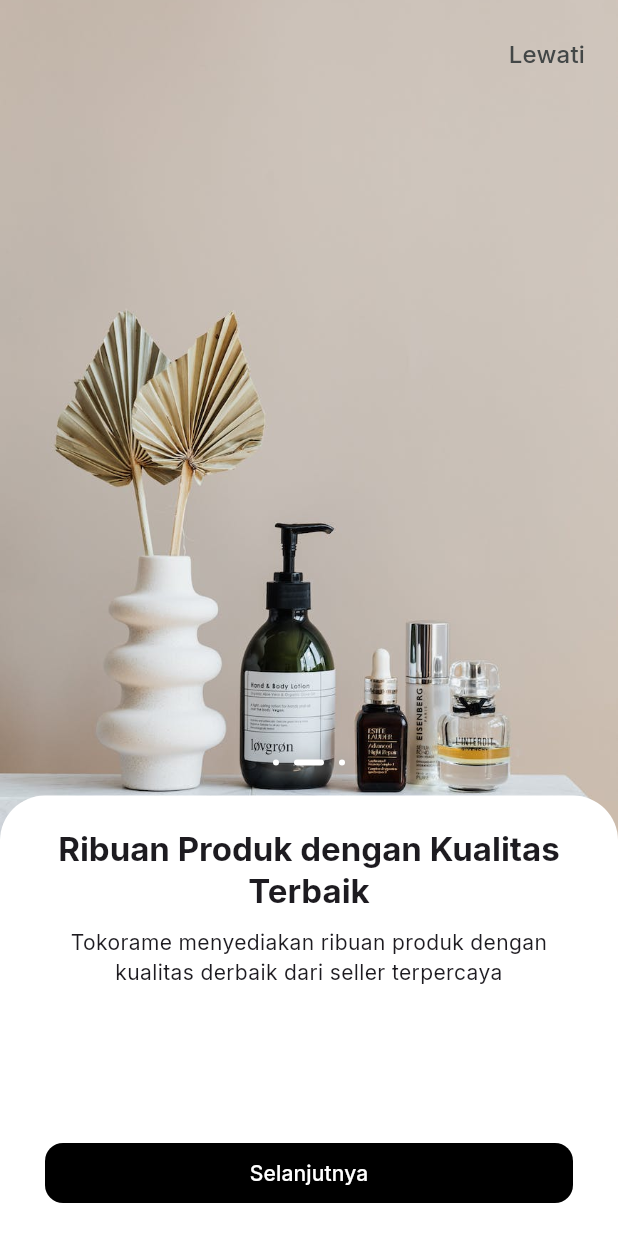
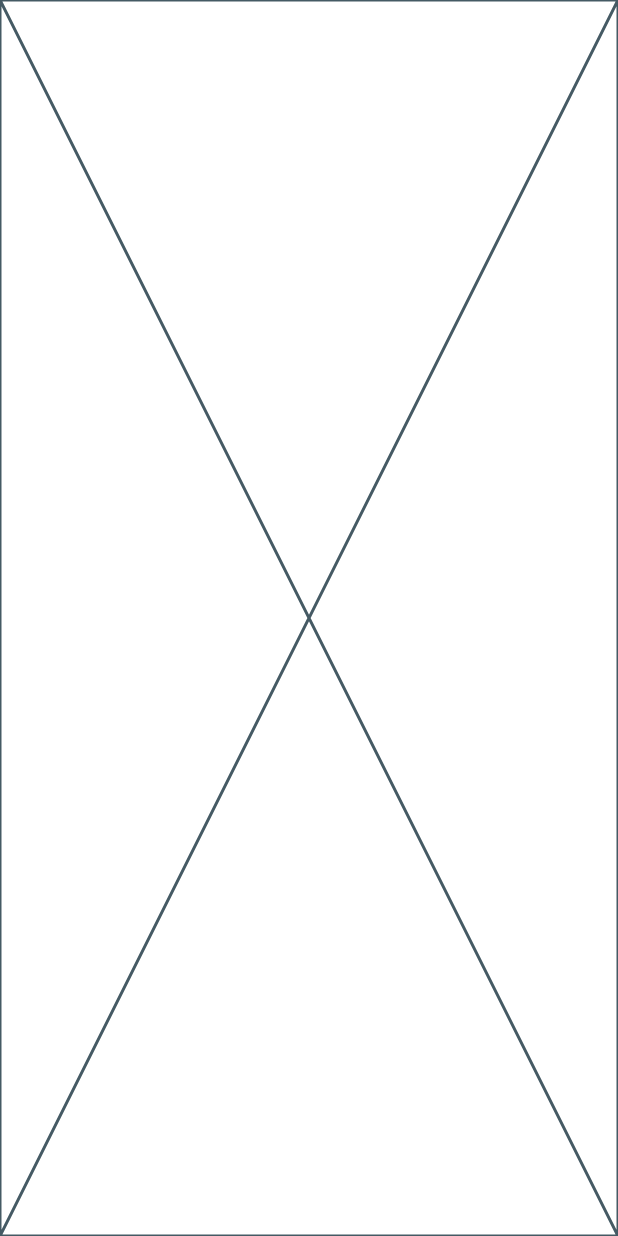
Before and after one commit to mdaffailhami/aksamedia_msib, a Flutter app: the screen it shows after launch, after a tap on "Selanjutnya", after a tap on "Lewati", on a phone screen of 412 x 824 dp. Run offline on Flutter 3.47's test engine with Material 3 defaults, Android fonts, the phone set to English and light mode, and no system bars; our stand-ins replace flutter_bloc, google_fonts.

Commit message:
Add next page button

```diff
--- a/lib/components/intro_body.dart
+++ b/lib/components/intro_body.dart
@@ -1,5 +1,6 @@
 import 'package:aksamedia_msib/constants.dart';
 import 'package:aksamedia_msib/cubits/carousel_index_cubit.dart';
+import 'package:aksamedia_msib/screens/product.dart';
 import 'package:aksamedia_msib/widgets/filled_button.dart';
 import 'package:flutter/material.dart';
 import 'package:flutter_bloc/flutter_bloc.dart';
@@ -74,7 +75,19 @@ class _MyIntroBodyState extends State<MyIntroBody> {
                   color: primaryColor,
                   text: 'Selanjutnya',
                   onPressed: () {
-                    context.read<MyCarouselIndexCubit>().increment();
+                    final carouselIndexCubit =
+                        context.read<MyCarouselIndexCubit>();
+
+                    if (carouselIndexCubit.state == 2) {
+                      Navigator.push(
+                        context,
+                        MaterialPageRoute(
+                          builder: (_) => const MyProductScreen(),
+                        ),
+                      );
+                    } else {
+                      carouselIndexCubit.increment();
+                    }
                   },
                 ),
               ),
--- a/lib/screens/intro.dart
+++ b/lib/screens/intro.dart
@@ -1,5 +1,6 @@
 import 'package:aksamedia_msib/components/intro_body.dart';
 import 'package:aksamedia_msib/components/intro_carousel.dart';
+import 'package:aksamedia_msib/screens/product.dart';
 import 'package:flutter/material.dart';
 
 class MyIntroScreen extends StatefulWidget {
@@ -23,7 +24,14 @@ class _MyIntroScreenState extends State<MyIntroScreen> {
               top: 12,
               right: 10,
               child: TextButton(
-                onPressed: () {},
+                onPressed: () {
+                  Navigator.push(
+                    context,
+                    MaterialPageRoute(
+                      builder: (_) => const MyProductScreen(),
+                    ),
+                  );
+                },
                 child: Text(
                   'Lewati',
                   style: Theme.of(context)
--- /dev/null
+++ b/lib/screens/product.dart
@@ -0,0 +1,10 @@
+import 'package:flutter/material.dart';
+
+class MyProductScreen extends StatelessWidget {
+  const MyProductScreen({super.key});
+
+  @override
+  Widget build(BuildContext context) {
+    return const Placeholder();
+  }
+}
```
